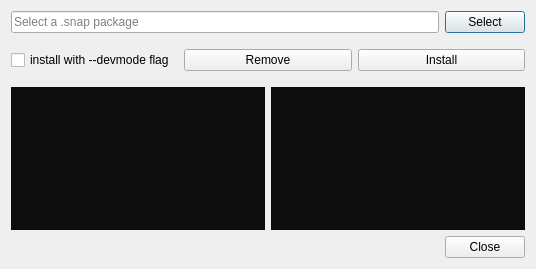
First picture: the form in snapcraft-qt/install_local_snap_dialog.ui, repository snapcraft-gui/snapcraft-gui, before the edit.
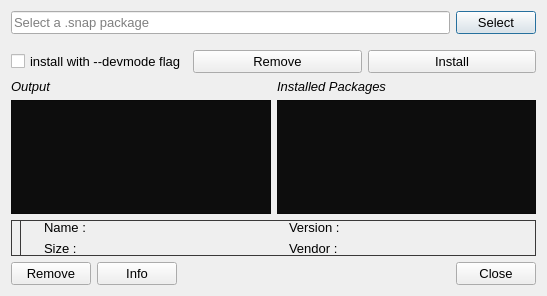
Second picture: the form after the edit. Icons and pictures are not drawn.

Commit message: added ability to browse installed snaps and remove them , get size , info etc

The edit to the form file:
```diff
--- a/snapcraft-qt/install_local_snap_dialog.ui
+++ b/snapcraft-qt/install_local_snap_dialog.ui
@@ -6,10 +6,15 @@
    <rect>
     <x>0</x>
     <y>0</y>
-    <width>536</width>
-    <height>269</height>
+    <width>547</width>
+    <height>296</height>
    </rect>
   </property>
+  <property name="font">
+   <font>
+    <pointsize>10</pointsize>
+   </font>
+  </property>
   <property name="windowTitle">
    <string>Snap Package Installer</string>
   </property>
@@ -61,47 +66,306 @@
     </layout>
    </item>
    <item>
-    <layout class="QHBoxLayout" name="horizontalLayout_4">
+    <layout class="QVBoxLayout" name="verticalLayout_2">
      <property name="topMargin">
-      <number>10</number>
+      <number>0</number>
      </property>
      <item>
-      <widget class="QTextEdit" name="terminal_output">
-       <property name="font">
-        <font>
-         <pointsize>11</pointsize>
-        </font>
+      <layout class="QHBoxLayout" name="horizontalLayout_4">
+       <property name="topMargin">
+        <number>0</number>
        </property>
-       <property name="styleSheet">
-        <string notr="true">background-color:#0D0D0D;
+       <item>
+        <layout class="QVBoxLayout" name="verticalLayout_3">
+         <property name="rightMargin">
+          <number>0</number>
+         </property>
+         <item>
+          <widget class="QLabel" name="label">
+           <property name="font">
+            <font>
+             <pointsize>10</pointsize>
+             <italic>true</italic>
+            </font>
+           </property>
+           <property name="text">
+            <string>Output</string>
+           </property>
+          </widget>
+         </item>
+         <item>
+          <widget class="QTextEdit" name="terminal_output">
+           <property name="font">
+            <font>
+             <pointsize>11</pointsize>
+            </font>
+           </property>
+           <property name="styleSheet">
+            <string notr="true">background-color:#0D0D0D;
 color: rgb(128, 89, 120);
 background-image: url(:/images/images/grid.png);
 background-attachment: fixed;</string>
-       </property>
-      </widget>
-     </item>
-     <item>
-      <widget class="QTextEdit" name="list">
-       <property name="font">
-        <font>
-         <pointsize>11</pointsize>
-        </font>
-       </property>
-       <property name="styleSheet">
-        <string notr="true">background-color:#0D0D0D;
-color: rgb(128, 89, 120);
-background-image: url(:/images/images/grid.png);
+           </property>
+          </widget>
+         </item>
+        </layout>
+       </item>
+       <item>
+        <layout class="QVBoxLayout" name="verticalLayout_6">
+         <property name="rightMargin">
+          <number>0</number>
+         </property>
+         <item>
+          <widget class="QLabel" name="label_2">
+           <property name="font">
+            <font>
+             <pointsize>10</pointsize>
+             <italic>true</italic>
+            </font>
+           </property>
+           <property name="text">
+            <string>Installed Packages</string>
+           </property>
+          </widget>
+         </item>
+         <item>
+          <widget class="QListWidget" name="installed_package">
+           <property name="font">
+            <font>
+             <pointsize>12</pointsize>
+            </font>
+           </property>
+           <property name="styleSheet">
+            <string notr="true">background-color:#0D0D0D;
 background-attachment: fixed;</string>
-       </property>
-      </widget>
+           </property>
+           <property name="alternatingRowColors">
+            <bool>true</bool>
+           </property>
+           <property name="sortingEnabled">
+            <bool>true</bool>
+           </property>
+          </widget>
+         </item>
+        </layout>
+       </item>
+      </layout>
      </item>
     </layout>
    </item>
+   <item>
+    <widget class="QWidget" name="property_grid" native="true">
+     <property name="sizePolicy">
+      <sizepolicy hsizetype="Preferred" vsizetype="Maximum">
+       <horstretch>0</horstretch>
+       <verstretch>0</verstretch>
+      </sizepolicy>
+     </property>
+     <property name="styleSheet">
+      <string notr="true">border: 1px solid #3A3939;</string>
+     </property>
+     <layout class="QGridLayout" name="property">
+      <property name="leftMargin">
+       <number>0</number>
+      </property>
+      <property name="topMargin">
+       <number>0</number>
+      </property>
+      <property name="rightMargin">
+       <number>0</number>
+      </property>
+      <property name="bottomMargin">
+       <number>0</number>
+      </property>
+      <item row="0" column="1">
+       <spacer name="horizontalSpacer_2">
+        <property name="orientation">
+         <enum>Qt::Horizontal</enum>
+        </property>
+        <property name="sizeType">
+         <enum>QSizePolicy::Fixed</enum>
+        </property>
+        <property name="sizeHint" stdset="0">
+         <size>
+          <width>17</width>
+          <height>0</height>
+         </size>
+        </property>
+       </spacer>
+      </item>
+      <item row="0" column="2">
+       <layout class="QGridLayout" name="gridLayout_2">
+        <item row="1" column="0">
+         <widget class="QLabel" name="label_5">
+          <property name="sizePolicy">
+           <sizepolicy hsizetype="Maximum" vsizetype="Maximum">
+            <horstretch>0</horstretch>
+            <verstretch>0</verstretch>
+           </sizepolicy>
+          </property>
+          <property name="styleSheet">
+           <string notr="true">border: 0px solid #3A3939;</string>
+          </property>
+          <property name="text">
+           <string>Size :</string>
+          </property>
+         </widget>
+        </item>
+        <item row="1" column="1">
+         <widget class="QLabel" name="size">
+          <property name="sizePolicy">
+           <sizepolicy hsizetype="Preferred" vsizetype="Maximum">
+            <horstretch>0</horstretch>
+            <verstretch>0</verstretch>
+           </sizepolicy>
+          </property>
+          <property name="styleSheet">
+           <string notr="true">border: 0px solid #3A3939;</string>
+          </property>
+          <property name="text">
+           <string/>
+          </property>
+         </widget>
+        </item>
+        <item row="0" column="0">
+         <widget class="QLabel" name="label_3">
+          <property name="sizePolicy">
+           <sizepolicy hsizetype="Maximum" vsizetype="Maximum">
+            <horstretch>0</horstretch>
+            <verstretch>0</verstretch>
+           </sizepolicy>
+          </property>
+          <property name="styleSheet">
+           <string notr="true">border: 0px solid #3A3939;</string>
+          </property>
+          <property name="text">
+           <string>Name :</string>
+          </property>
+         </widget>
+        </item>
+        <item row="0" column="2">
+         <widget class="QLabel" name="label_6">
+          <property name="sizePolicy">
+           <sizepolicy hsizetype="Maximum" vsizetype="Maximum">
+            <horstretch>0</horstretch>
+            <verstretch>0</verstretch>
+           </sizepolicy>
+          </property>
+          <property name="styleSheet">
+           <string notr="true">border: 0px solid #3A3939;</string>
+          </property>
+          <property name="text">
+           <string>Version :</string>
+          </property>
+         </widget>
+        </item>
+        <item row="0" column="1">
+         <widget class="QLabel" name="name">
+          <property name="sizePolicy">
+           <sizepolicy hsizetype="Preferred" vsizetype="Maximum">
+            <horstretch>0</horstretch>
+            <verstretch>0</verstretch>
+           </sizepolicy>
+          </property>
+          <property name="styleSheet">
+           <string notr="true">border: 0px solid #3A3939;</string>
+          </property>
+          <property name="text">
+           <string/>
+          </property>
+         </widget>
+        </item>
+        <item row="0" column="3">
+         <widget class="QLabel" name="version">
+          <property name="sizePolicy">
+           <sizepolicy hsizetype="Preferred" vsizetype="Maximum">
+            <horstretch>0</horstretch>
+            <verstretch>0</verstretch>
+           </sizepolicy>
+          </property>
+          <property name="styleSheet">
+           <string notr="true">border: 0px solid #3A3939;</string>
+          </property>
+          <property name="text">
+           <string/>
+          </property>
+         </widget>
+        </item>
+        <item row="1" column="2">
+         <widget class="QLabel" name="label_7">
+          <property name="sizePolicy">
+           <sizepolicy hsizetype="Maximum" vsizetype="Maximum">
+            <horstretch>0</horstretch>
+            <verstretch>0</verstretch>
+           </sizepolicy>
+          </property>
+          <property name="styleSheet">
+           <string notr="true">border: 0px solid #3A3939;</string>
+          </property>
+          <property name="text">
+           <string>Vendor :</string>
+          </property>
+         </widget>
+        </item>
+        <item row="1" column="3">
+         <widget class="QLabel" name="vendor">
+          <property name="sizePolicy">
+           <sizepolicy hsizetype="Preferred" vsizetype="Maximum">
+            <horstretch>0</horstretch>
+            <verstretch>0</verstretch>
+           </sizepolicy>
+          </property>
+          <property name="styleSheet">
+           <string notr="true">border: 0px solid #3A3939;</string>
+          </property>
+          <property name="text">
+           <string/>
+          </property>
+         </widget>
+        </item>
+       </layout>
+      </item>
+      <item row="0" column="0">
+       <widget class="QLabel" name="label_4">
+        <property name="sizePolicy">
+         <sizepolicy hsizetype="Maximum" vsizetype="Preferred">
+          <horstretch>0</horstretch>
+          <verstretch>0</verstretch>
+         </sizepolicy>
+        </property>
+        <property name="text">
+         <string/>
+        </property>
+        <property name="pixmap">
+         <pixmap resource="rc.qrc">:/images/images/logo.png</pixmap>
+        </property>
+        <property name="scaledContents">
+         <bool>true</bool>
+        </property>
+       </widget>
+      </item>
+     </layout>
+    </widget>
+   </item>
    <item>
     <layout class="QHBoxLayout" name="horizontalLayout_2">
      <property name="topMargin">
       <number>0</number>
      </property>
+     <item>
+      <widget class="QPushButton" name="remove_selected_snap">
+       <property name="text">
+        <string>Remove</string>
+       </property>
+      </widget>
+     </item>
+     <item>
+      <widget class="QPushButton" name="selected_snap_info">
+       <property name="text">
+        <string>Info</string>
+       </property>
+      </widget>
+     </item>
      <item>
       <spacer name="horizontalSpacer">
        <property name="orientation">
```
Left out of the diff: 4 changed lines with no effect on the pictures. The commit also changes 2 other files.
